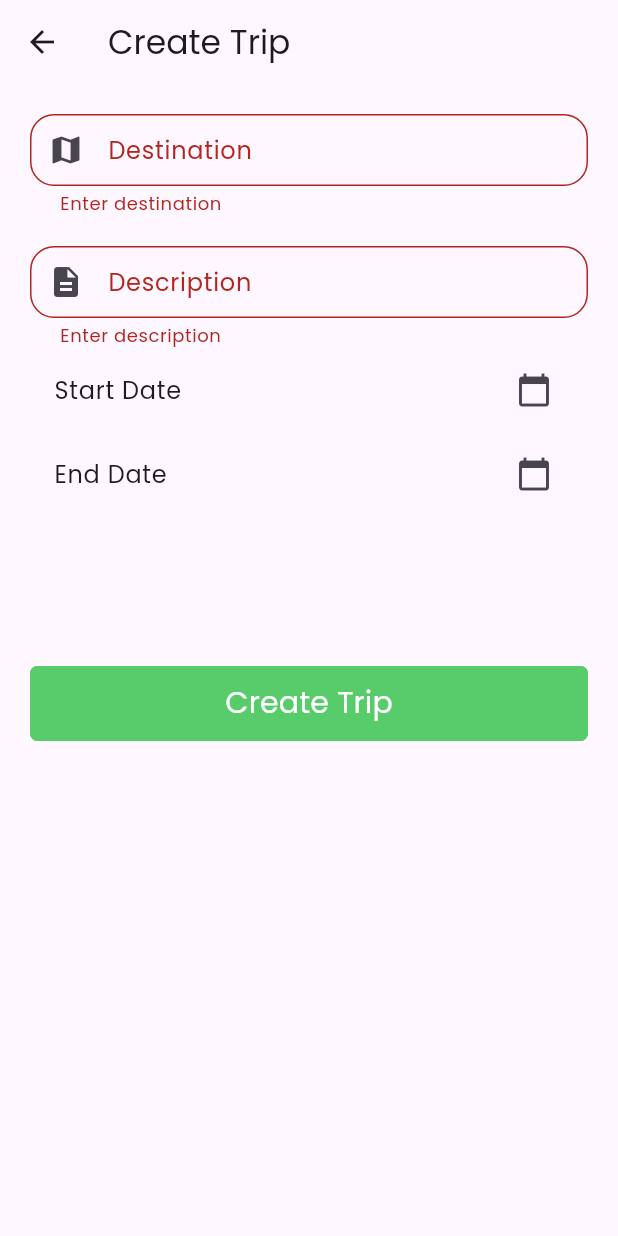
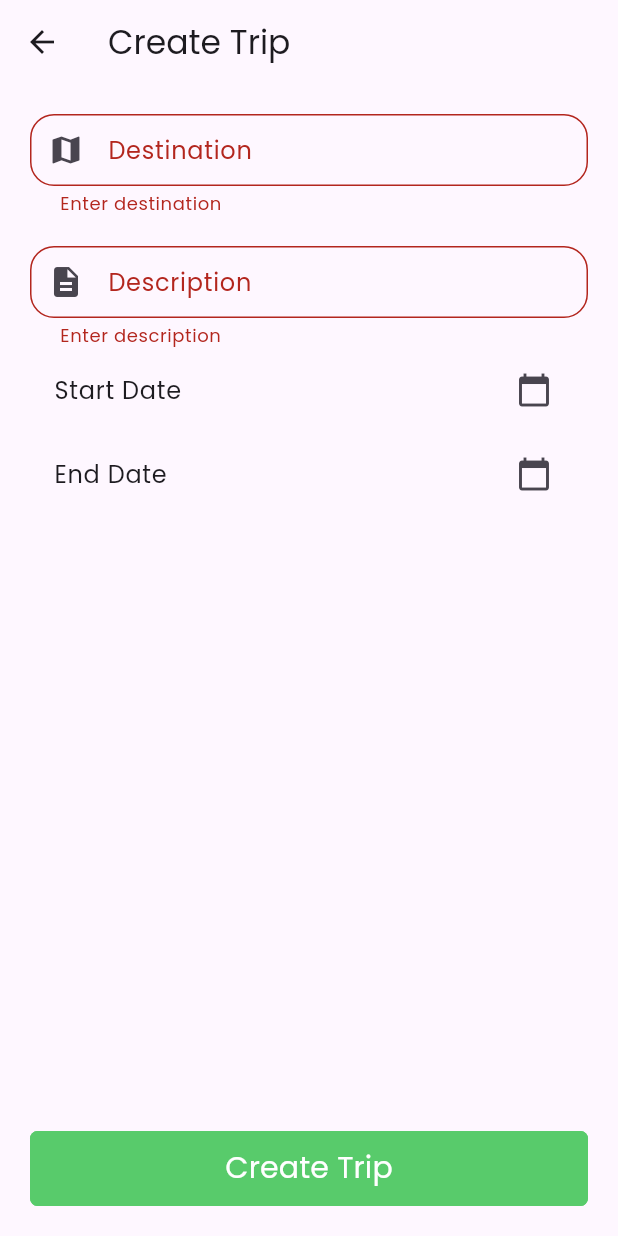
Before and after one commit to Mobarak6/bloc_travel, a Flutter app: the CreateTripScreen screen opened directly with empty values, after a tap on "Create Trip", on a phone screen of 412 x 824 dp. Run offline on Flutter 3.47's test engine with Material 3 defaults, Android fonts, the phone set to English and light mode, and no system bars; our stand-ins replace auto_route, bloc, cached_network_image, dio, flutter_bloc, freezed_annotation and 8 more; accounts and stored records are empty; generated files the repository leaves out were written again.

Commit message:
refactor complete

```diff
--- a/lib/l10n/arb/app_en.arb
+++ b/lib/l10n/arb/app_en.arb
@@ -66,6 +66,9 @@
     "description" : "Description",
     "enter_description" : "Enter description",
     "no_trips_found" : "No trips found",
-    "trips" : "Trips"
+    "trips" : "Trips",
+    "please_select_start_date" : "Please select start date",
+    "please_select_end_date" : "Please select end date"
+
 
 }
--- a/lib/src/features/trip/managers/trip_ops_bloc.dart
+++ b/lib/src/features/trip/managers/trip_ops_bloc.dart
@@ -14,6 +14,9 @@ part 'trip_ops_bloc.freezed.dart';
 class TripOpsBloc extends Bloc<TripOpsEvent, TripOpsState> {
   TripOpsBloc(this.repository) : super(const TripOpsState.initial()) {
     on<_CreateTrip>(_onCreateTrip);
+    on<_SelectDate>(_onSelectDate);
+
+
 
   }
 
@@ -37,4 +40,11 @@ class TripOpsBloc extends Bloc<TripOpsEvent, TripOpsState> {
 
   }
 
+  Future<void> _onSelectDate(_SelectDate event, Emitter<TripOpsState> emit) async {
+    emit(TripOpsState.selectedDate(start: event.start, end: event.end));
+  }
+
+
+
+
 }
--- a/lib/src/features/trip/managers/trip_ops_event.dart
+++ b/lib/src/features/trip/managers/trip_ops_event.dart
@@ -3,5 +3,6 @@ part of 'trip_ops_bloc.dart';
 @freezed
 abstract class TripOpsEvent with _$TripOpsEvent {
   const factory TripOpsEvent.createTrip(Trip trip) = _CreateTrip;
+  const factory TripOpsEvent.selectDate({DateTime? start, DateTime? end}) = _SelectDate;
 
 }
--- a/lib/src/features/trip/managers/trip_ops_state.dart
+++ b/lib/src/features/trip/managers/trip_ops_state.dart
@@ -5,5 +5,6 @@ class TripOpsState with _$TripOpsState {
   const factory TripOpsState.initial() = _Initial;
   const factory TripOpsState.inProgress() = _InProgress;
   const factory TripOpsState.success() = _Success;
+  const factory TripOpsState.selectedDate({DateTime? start, DateTime? end}) = _SelectedDate;
   const factory TripOpsState.error(Exception? e) = _Error;
 }
--- a/lib/src/features/trip/screens/create_trip_screen.dart
+++ b/lib/src/features/trip/screens/create_trip_screen.dart
@@ -5,6 +5,7 @@ import 'package:travel_app/app_di.dart';
 import 'package:travel_app/l10n/l10n.dart';
 import 'package:travel_app/src/data/models/trip/trip_model.dart';
 import 'package:travel_app/src/features/trip/managers/trip_ops_bloc.dart';
+import 'package:travel_app/src/shared/extensions/overlay_extensions.dart';
 import 'package:travel_app/src/shared/utils/dimensions.dart';
 import 'package:travel_app/src/shared/utils/validate_check.dart';
 import 'package:travel_app/src/shared/widgets/custom_button.dart';
@@ -30,29 +31,27 @@ class _CreateTripScreenState extends State<CreateTripScreen> {
   final FocusNode _destinationFocus = FocusNode();
   final FocusNode _descriptionFocus = FocusNode();
 
-  DateTime? _startDate;
-  DateTime? _endDate;
-
   @override
   void initState() {
     _tripOpsBloc = getIt<TripOpsBloc>();
-
     super.initState();
   }
-
 
   @override
   Widget build(BuildContext context) {
     return BlocProvider(
-      create: (context) => _tripOpsBloc,
+      create: (_) => _tripOpsBloc,
       child: Scaffold(
         appBar: AppBar(title: Text(context.l10n.create_trip)),
         body: Padding(
           padding: const EdgeInsets.all(Dimensions.spacingDefault),
           child: Form(
             key: _formKey,
-            child: ListView(
+            child: Column(
               children: [
+                Expanded(child: ListView(
+                  children: [
+                    /// Destination
                     CustomTextFieldWidget(
                       labelText: context.l10n.destination,
                       hintText: context.l10n.enter_destination,
@@ -68,6 +67,7 @@ class _CreateTripScreenState extends State<CreateTripScreen> {
                     ),
                     const SizedBox(height: Dimensions.spacingDefault),
 
+                    /// Description
                     CustomTextFieldWidget(
                       labelText: context.l10n.description,
                       hintText: context.l10n.enter_description,
@@ -82,9 +82,19 @@ class _CreateTripScreenState extends State<CreateTripScreen> {
                       ),
                     ),
 
-                ListTile(
-                  title: Text(_startDate == null ? 'Start Date' : _startDate!
-                      .toLocal().toString().split(' ')[0]),
+                    /// Start Date
+                    BlocBuilder<TripOpsBloc, TripOpsState>(
+                      builder: (context, state) {
+                        final startDate = state.maybeWhen(
+                          selectedDate: (start, end) => start,
+                          orElse: () => null,
+                        );
+                        return ListTile(
+                          title: Text(
+                            startDate == null
+                                ? context.l10n.start_date
+                                : startDate.toLocal().toString().split(' ')[0],
+                          ),
                           trailing: const Icon(Icons.calendar_today),
                           onTap: () async {
                             final date = await showDatePicker(
@@ -93,50 +103,97 @@ class _CreateTripScreenState extends State<CreateTripScreen> {
                               firstDate: DateTime.now(),
                               lastDate: DateTime(2100),
                             );
-                    if (date != null) setState(() => _startDate = date);
+                            if (date != null) {
+                              final endDate = state.maybeWhen(
+                                selectedDate: (start, end) => end,
+                                orElse: () => null,
+                              );
+                              _tripOpsBloc.add(
+                                TripOpsEvent.selectDate(start: date, end: endDate),
+                              );
+                            }
+                          },
+                        );
                       },
                     ),
-                ListTile(
-                  title: Text(_endDate == null ? 'End Date' : _endDate!
-                      .toLocal().toString().split(' ')[0]),
+
+                    /// End Date
+                    BlocBuilder<TripOpsBloc, TripOpsState>(
+                      // buildWhen: (prev, curr) =>
+                      // curr is _SelectedDate || curr is _Initial,
+                      builder: (context, state) {
+                        final (startDate, endDate) = state.maybeWhen(
+                          selectedDate: (start, end) => (start, end),
+                          orElse: () => (null, null),
+                        );
+                        return ListTile(
+                          title: Text(
+                            endDate == null
+                                ? context.l10n.end_date
+                                : endDate.toLocal().toString().split(' ')[0],
+                          ),
                           trailing: const Icon(Icons.calendar_today),
                           onTap: () async {
                             final date = await showDatePicker(
                               context: context,
-                      initialDate: _startDate ?? DateTime.now(),
+                              initialDate: startDate ?? DateTime.now(),
                               firstDate: DateTime(2020),
                               lastDate: DateTime(2100),
                             );
-                    if (date != null) setState(() => _endDate = date);
+                            if (date != null) {
+                              _tripOpsBloc.add(
+                                TripOpsEvent.selectDate(
+                                  start: startDate,
+                                  end: date,
+                                ),
+                              );
+                            }
+                          },
+                        );
                       },
                     ),
-                const SizedBox(height: 100),
+
+                  ],
+                )),
 
                 BlocBuilder<TripOpsBloc, TripOpsState>(
-                  bloc: _tripOpsBloc,
                   builder: (context, state) {
-                    final isLoading = state.whenOrNull(inProgress: ()=> true)
-                        ?? false;
+                    final isLoading =
+                        state.whenOrNull(inProgress: () => true) ?? false;
+
+                    final (startDate, endDate) = state.maybeWhen(
+                      selectedDate: (start, end) => (start, end),
+                      orElse: () => (null, null),
+                    );
 
                     return CustomButton(
                       buttonText: context.l10n.create_trip,
                       isLoading: isLoading,
                       onPressed: () {
-                        if (_formKey.currentState!.validate() && _startDate !=
-                            null && _endDate != null) {
+                        if (_formKey.currentState!.validate()) {
+                          if(startDate == null) {
+                            context.showSnackBar(context.l10n.please_select_start_date);
+                            return;
+
+                          }
+
+                          if(endDate == null) {
+                            context.showSnackBar(context.l10n.please_select_end_date);
+                            return;
+
+                          }
                           final trip = Trip(
                             userId: widget.userId,
                             destination: _destinationController.text,
-                            startDate: _startDate,
-                            endDate: _endDate,
+                            startDate: startDate,
+                            endDate: endDate,
                             description: _descriptionController.text,
                           );
                           _tripOpsBloc.add(TripOpsEvent.createTrip(trip));
-                          context.replaceRoute(TripListRoute(userId: widget.userId));
-
+                          context.replaceRoute(
+                              TripListRoute(userId: widget.userId));
                         }
                       },
-
                     );
                   },
                 ),
```
Lines whose indentation alone changed are shown as unchanged.
